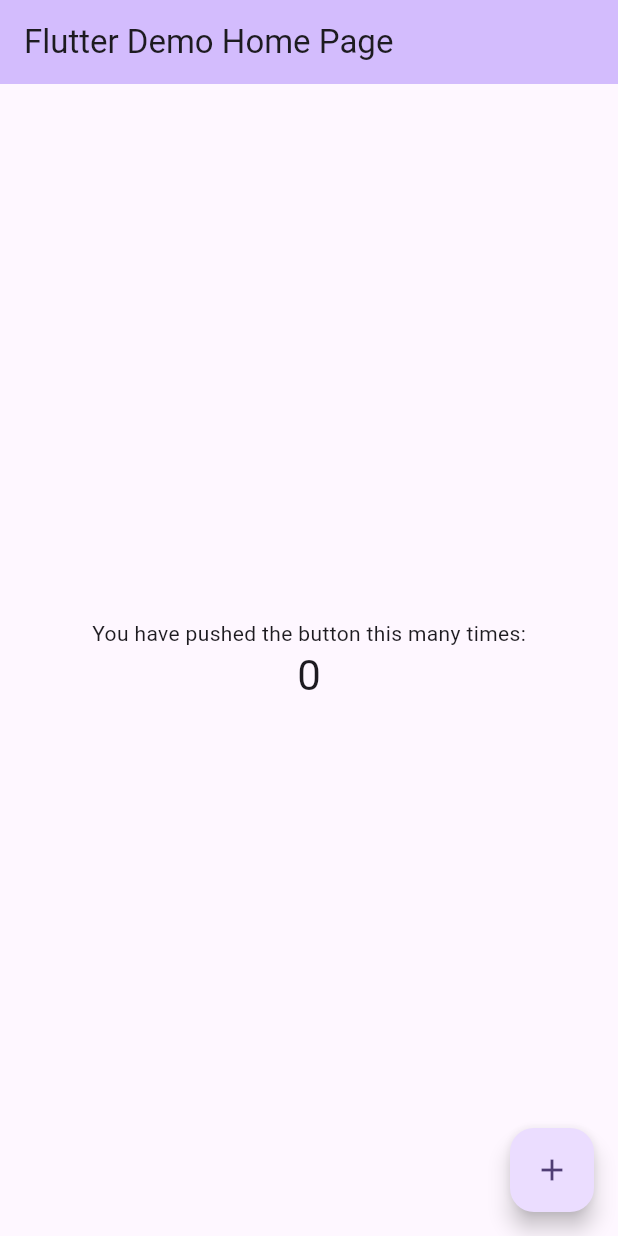
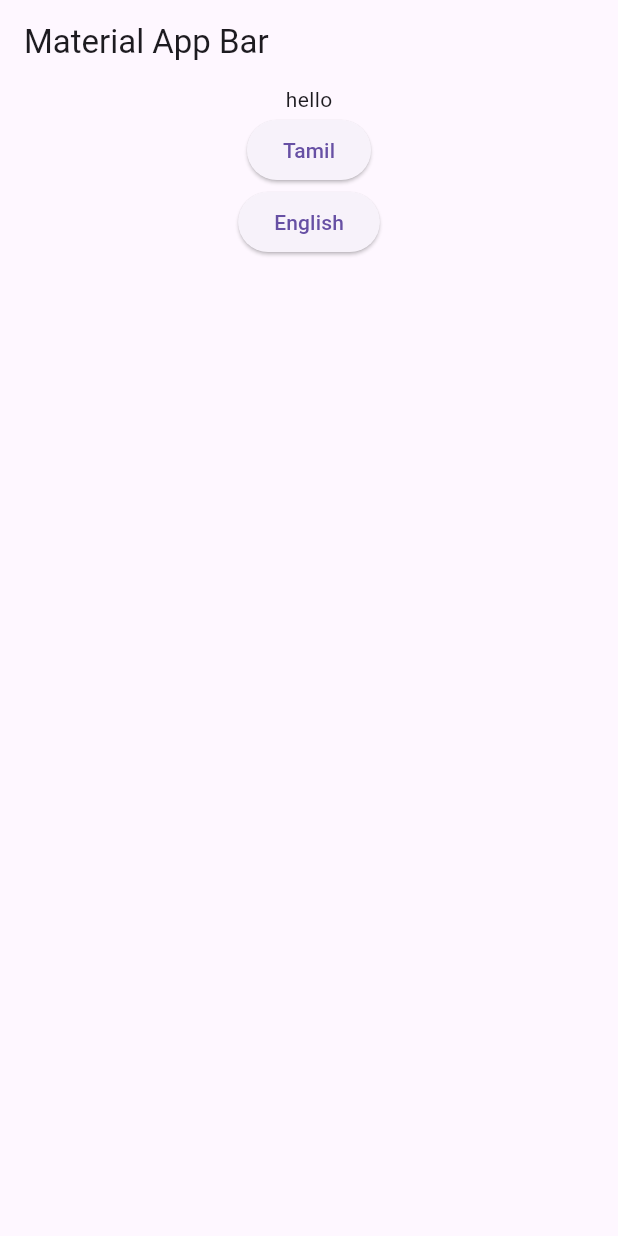
Before and after one commit to jinosh05/flutter_intl_eg, a Flutter app: the screen it shows after launch, on a phone screen of 412 x 824 dp. Run offline on Flutter 3.47's test engine with Material 3 defaults, Android fonts, the phone set to English and light mode, and no system bars.

Commit message:
Base UI created

```diff
--- a/lib/main.dart
+++ b/lib/main.dart
@@ -1,125 +1,68 @@
 import 'package:flutter/material.dart';
+import 'package:flutter_intl_eg/l10n/generated/l10n.dart';
+import 'package:flutter_localizations/flutter_localizations.dart';
 
-void main() {
-  runApp(const MyApp());
-}
+void main() => runApp(const MyApp());
 
 class MyApp extends StatelessWidget {
   const MyApp({super.key});
 
-  // This widget is the root of your application.
   @override
   Widget build(BuildContext context) {
     return MaterialApp(
-      title: 'Flutter Demo',
-      theme: ThemeData(
-        // This is the theme of your application.
-        //
-        // TRY THIS: Try running your application with "flutter run". You'll see
-        // the application has a purple toolbar. Then, without quitting the app,
-        // try changing the seedColor in the colorScheme below to Colors.green
-        // and then invoke "hot reload" (save your changes or press the "hot
-        // reload" button in a Flutter-supported IDE, or press "r" if you used
-        // the command line to start the app).
-        //
-        // Notice that the counter didn't reset back to zero; the application
-        // state is not lost during the reload. To reset the state, use hot
-        // restart instead.
-        //
-        // This works for code too, not just values: Most code changes can be
-        // tested with just a hot reload.
-        colorScheme: ColorScheme.fromSeed(seedColor: Colors.deepPurple),
-        useMaterial3: true,
-      ),
-      home: const MyHomePage(title: 'Flutter Demo Home Page'),
+      title: 'Material App',
+      localizationsDelegates: const [
+        S.delegate,
+        GlobalMaterialLocalizations.delegate,
+        GlobalCupertinoLocalizations.delegate,
+        GlobalMaterialLocalizations.delegate
+      ],
+      supportedLocales: S.delegate.supportedLocales,
+      home: const NewWidget(),
     );
   }
 }
 
-class MyHomePage extends StatefulWidget {
-  const MyHomePage({super.key, required this.title});
-
-  // This widget is the home page of your application. It is stateful, meaning
-  // that it has a State object (defined below) that contains fields that affect
-  // how it looks.
-
-  // This class is the configuration for the state. It holds the values (in this
-  // case the title) provided by the parent (in this case the App widget) and
-  // used by the build method of the State. Fields in a Widget subclass are
-  // always marked "final".
-
-  final String title;
+class NewWidget extends StatefulWidget {
+  const NewWidget({
+    super.key,
+  });
 
   @override
-  State<MyHomePage> createState() => _MyHomePageState();
+  State<NewWidget> createState() => _NewWidgetState();
 }
 
-class _MyHomePageState extends State<MyHomePage> {
-  int _counter = 0;
-
-  void _incrementCounter() {
-    setState(() {
-      // This call to setState tells the Flutter framework that something has
-      // changed in this State, which causes it to rerun the build method below
-      // so that the display can reflect the updated values. If we changed
-      // _counter without calling setState(), then the build method would not be
-      // called again, and so nothing would appear to happen.
-      _counter++;
-    });
-  }
-
+class _NewWidgetState extends State<NewWidget> {
   @override
   Widget build(BuildContext context) {
-    // This method is rerun every time setState is called, for instance as done
-    // by the _incrementCounter method above.
-    //
-    // The Flutter framework has been optimized to make rerunning build methods
-    // fast, so that you can just rebuild anything that needs updating rather
-    // than having to individually change instances of widgets.
+    S.of(context);
     return Scaffold(
       appBar: AppBar(
-        // TRY THIS: Try changing the color here to a specific color (to
-        // Colors.amber, perhaps?) and trigger a hot reload to see the AppBar
-        // change color while the other colors stay the same.
-        backgroundColor: Theme.of(context).colorScheme.inversePrimary,
-        // Here we take the value from the MyHomePage object that was created by
-        // the App.build method, and use it to set our appbar title.
-        title: Text(widget.title),
+        title: const Text('Material App Bar'),
       ),
-      body: Center(
-        // Center is a layout widget. It takes a single child and positions it
-        // in the middle of the parent.
-        child: Column(
-          // Column is also a layout widget. It takes a list of children and
-          // arranges them vertically. By default, it sizes itself to fit its
-          // children horizontally, and tries to be as tall as its parent.
-          //
-          // Column has various properties to control how it sizes itself and
-          // how it positions its children. Here we use mainAxisAlignment to
-          // center the children vertically; the main axis here is the vertical
-          // axis because Columns are vertical (the cross axis would be
-          // horizontal).
-          //
-          // TRY THIS: Invoke "debug painting" (choose the "Toggle Debug Paint"
-          // action in the IDE, or press "p" in the console), to see the
-          // wireframe for each widget.
-          mainAxisAlignment: MainAxisAlignment.center,
-          children: <Widget>[
-            const Text(
-              'You have pushed the button this many times:',
-            ),
-            Text(
-              '$_counter',
-              style: Theme.of(context).textTheme.headlineMedium,
-            ),
-          ],
-        ),
+      body: Column(
+        children: [
+          Center(
+            child: Text(S().hello),
+          ),
+          ElevatedButton(
+            onPressed: () async {
+              await S.load(const Locale('ta'));
+              debugPrint(S.current.hello);
+              setState(() {});
+            },
+            child: const Text("Tamil"),
+          ),
+          ElevatedButton(
+            onPressed: () async {
+              await S.load(const Locale('en'));
+              setState(() {});
+              debugPrint(S.current.hello);
+            },
+            child: const Text("English"),
+          ),
+        ],
       ),
-      floatingActionButton: FloatingActionButton(
-        onPressed: _incrementCounter,
-        tooltip: 'Increment',
-        child: const Icon(Icons.add),
-      ), // This trailing comma makes auto-formatting nicer for build methods.
     );
   }
 }
--- a/pubspec.yaml
+++ b/pubspec.yaml
@@ -8,6 +8,8 @@ environment:
 
 dependencies:
   flutter:
+    sdk: flutter
+  flutter_localizations:
     sdk: flutter
   intl: any
 
```
Also changed, not shown: lib/l10n/generated/l10n.dart, pubspec.lock.
